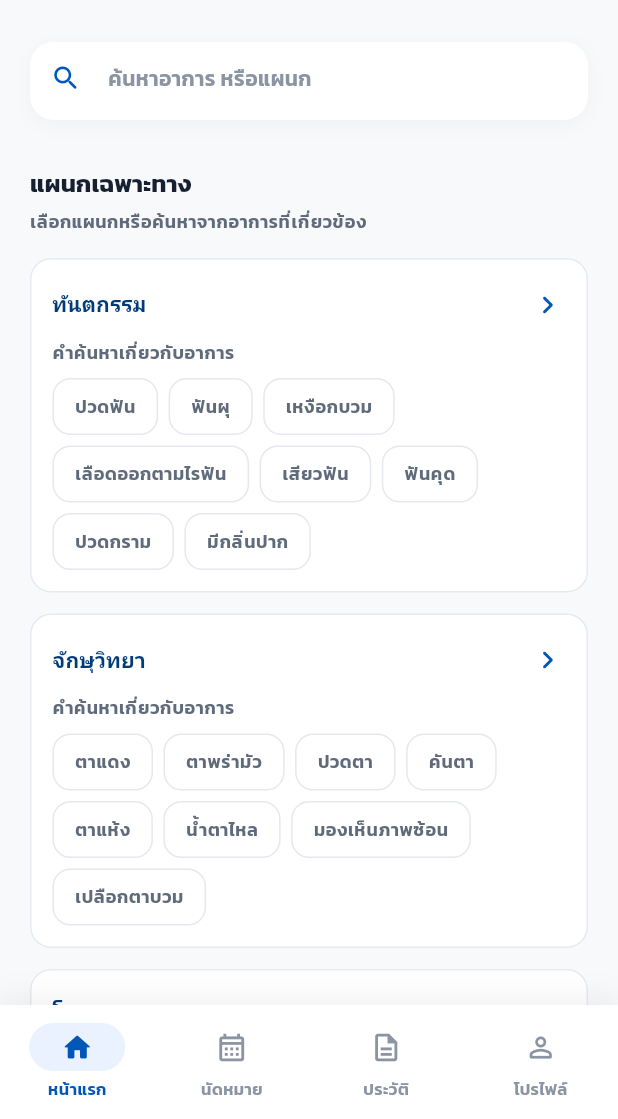
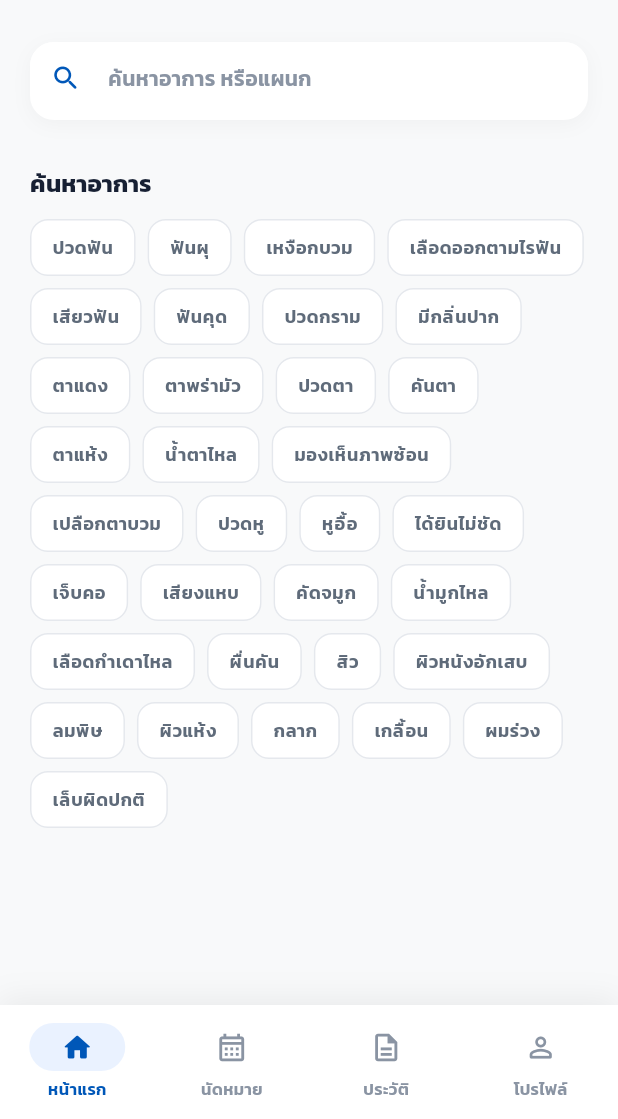
Before and after one commit to tnphsrikhamhaeng/hospital-appointment-system, a Flutter app: the SearchPage screen opened directly, on a phone screen of 412 x 824 dp, the part 117-1236 px from its top. Run offline on Flutter 3.47's test engine with Material 3 defaults, Android fonts, the phone set to English and light mode, and no system bars; our stand-ins replace dio, flutter_secure_storage, qr_flutter; missing offline and left inert: onesignal_flutter; accounts and stored records are empty; network calls fail.

Commit message:
Simplify symptom search and map department icons

```diff
--- a/mobile/lib/features/search/presentation/pages/search_page.dart
+++ b/mobile/lib/features/search/presentation/pages/search_page.dart
@@ -231,41 +231,62 @@ class _SearchPageState extends State<SearchPage> {
   }
 
   IconData _getDepartmentIcon(String departmentName) {
-    switch (departmentName.trim()) {
-      case 'ศูนย์สมองและระบบประสาท':
+    final name = departmentName.trim().toLowerCase();
+
+    if (name.contains('ทันต') || name.contains('dent')) {
+      return Icons.health_and_safety_rounded;
+    }
+    if (name.contains('จักษุ') || name.contains('ตา') || name.contains('ophthalm')) {
+      return Icons.visibility_rounded;
+    }
+    if (name.contains('โสต') || name.contains('นาสิก') || name.contains('ent') ||
+        name.contains('หู คอ จมูก')) {
+      return Icons.hearing_rounded;
+    }
+    if (name.contains('ผิวหนัง') || name.contains('dermat')) {
+      return Icons.face_rounded;
+    }
+    if (name.contains('สมอง') || name.contains('ประสาท')) {
       return Icons.psychology_rounded;
-
-      case 'คลินิกอายุรกรรม':
-        return Icons.medical_services_rounded;
-
-      case 'ศูนย์หัวใจ':
+    }
+    if (name.contains('หัวใจ') || name.contains('cardio')) {
       return Icons.favorite_rounded;
-
-      case 'ศูนย์ทางเดินอาหาร':
+    }
+    if (name.contains('ทางเดินอาหาร') || name.contains('กระเพาะ')) {
       return Icons.restaurant_rounded;
-
-      default:
+    }
+    if (name.contains('อายุร')) {
       return Icons.medical_services_rounded;
     }
+    return Icons.local_hospital_rounded;
   }
 
   Color _getDepartmentColor(String departmentName) {
-    switch (departmentName.trim()) {
-      case 'ศูนย์สมองและระบบประสาท':
+    final name = departmentName.trim().toLowerCase();
+
+    if (name.contains('ทันต') || name.contains('dent')) {
+      return const Color(0xFF0D9488);
+    }
+    if (name.contains('จักษุ') || name.contains('ตา') || name.contains('ophthalm')) {
+      return const Color(0xFF2563EB);
+    }
+    if (name.contains('โสต') || name.contains('นาสิก') || name.contains('ent') ||
+        name.contains('หู คอ จมูก')) {
+      return const Color(0xFF7C3AED);
+    }
+    if (name.contains('ผิวหนัง') || name.contains('dermat')) {
+      return const Color(0xFFDB2777);
+    }
+    if (name.contains('หัวใจ')) {
+      return AppTheme.errorColor;
+    }
+    if (name.contains('ทางเดินอาหาร')) {
+      return AppTheme.warningColor;
+    }
+    if (name.contains('อายุร')) {
+      return AppTheme.successColor;
+    }
     return AppTheme.primaryColor;
-
-      case 'คลินิกอายุรกรรม':
-        return AppTheme.successColor;
-
-      case 'ศูนย์หัวใจ':
-        return AppTheme.errorColor;
-
-      case 'ศูนย์ทางเดินอาหาร':
-        return AppTheme.warningColor;
-
-      default:
-        return AppTheme.primaryColor;
-    }
   }
 
   Color _getDepartmentBackgroundColor(String departmentName) {
@@ -453,81 +474,24 @@ class _SearchPageState extends State<SearchPage> {
   }
 
   Widget _buildRecommendedSymptoms(BuildContext context) {
-    final theme = Theme.of(context);
+    final symptoms = SymptomConfig.symptoms;
 
     return Column(
       crossAxisAlignment: CrossAxisAlignment.start,
       children: [
         Text(
-          'แผนกเฉพาะทาง',
-          style: theme.textTheme.titleMedium?.copyWith(
+          'ค้นหาอาการ',
+          style: Theme.of(context).textTheme.titleMedium?.copyWith(
             fontSize: 16,
             fontWeight: FontWeight.w700,
             color: AppTheme.textPrimaryColor,
           ),
         ),
-        const SizedBox(height: 6),
-        Text(
-          'เลือกแผนกหรือค้นหาจากอาการที่เกี่ยวข้อง',
-          style: theme.textTheme.bodySmall?.copyWith(
-            color: AppTheme.textSecondaryColor,
-          ),
-        ),
-        const SizedBox(height: 16),
-        ...SymptomConfig.specialtySymptoms.entries.map((entry) {
-          return Container(
-            width: double.infinity,
-            margin: const EdgeInsets.only(bottom: 14),
-            padding: const EdgeInsets.all(14),
-            decoration: BoxDecoration(
-              color: AppTheme.surfaceColor,
-              borderRadius: BorderRadius.circular(14),
-              border: Border.all(color: const Color(0xFFE5EAF1)),
-            ),
-            child: Column(
-              crossAxisAlignment: CrossAxisAlignment.start,
-              children: [
-                InkWell(
-                  borderRadius: BorderRadius.circular(8),
-                  onTap: () {
-                    _searchController.text = entry.key;
-                    _searchFocusNode.unfocus();
-                    _updateSearchResults(entry.key);
-                  },
-                  child: Padding(
-                    padding: const EdgeInsets.symmetric(vertical: 4),
-                    child: Row(
-                      children: [
-                        Expanded(
-                          child: Text(
-                            entry.key,
-                            style: theme.textTheme.titleSmall?.copyWith(
-                              fontWeight: FontWeight.w700,
-                              color: AppTheme.primaryDarkColor,
-                            ),
-                          ),
-                        ),
-                        const Icon(
-                          Icons.chevron_right_rounded,
-                          color: AppTheme.primaryColor,
-                        ),
-                      ],
-                    ),
-                  ),
-                ),
-                const SizedBox(height: 8),
-                Text(
-                  'คำค้นหาเกี่ยวกับอาการ',
-                  style: theme.textTheme.bodySmall?.copyWith(
-                    fontWeight: FontWeight.w600,
-                    color: AppTheme.textSecondaryColor,
-                  ),
-                ),
-                const SizedBox(height: 9),
+        const SizedBox(height: 12),
         Wrap(
-                  spacing: 7,
-                  runSpacing: 7,
-                  children: entry.value.map((symptom) {
+          spacing: 8,
+          runSpacing: 8,
+          children: symptoms.map((symptom) {
             return _buildSymptomChip(
               context,
               label: symptom,
@@ -536,10 +500,6 @@ class _SearchPageState extends State<SearchPage> {
             );
           }).toList(),
         ),
-              ],
-            ),
-          );
-        }),
       ],
     );
   }
```
Lines whose indentation alone changed are shown as unchanged.
